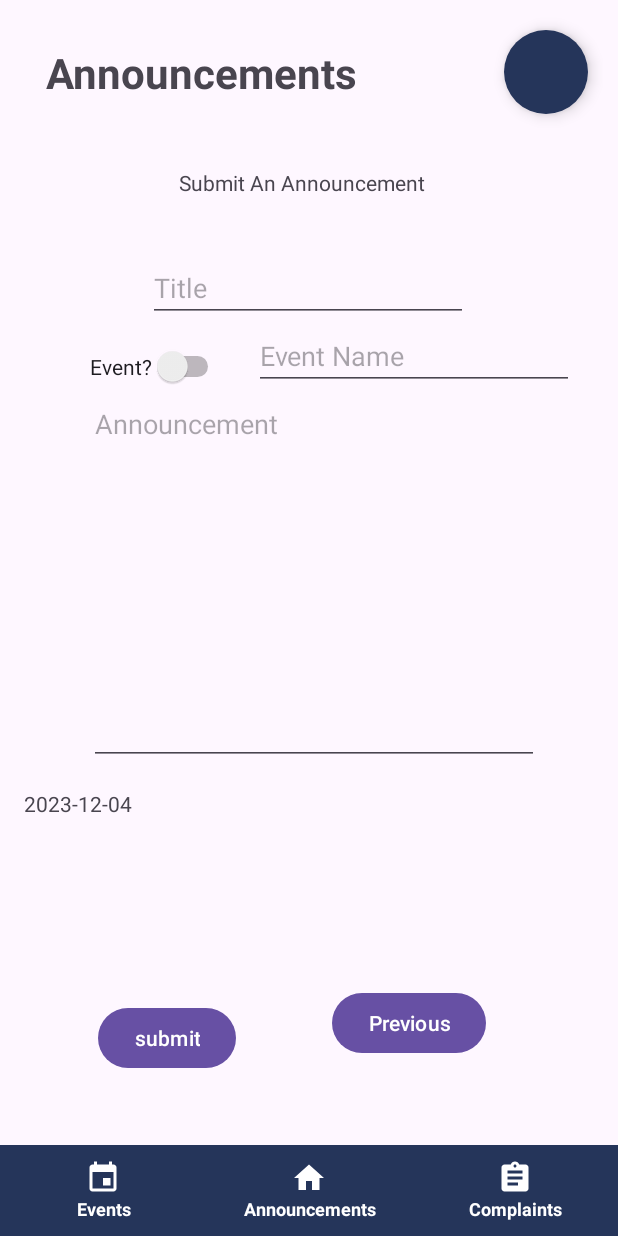
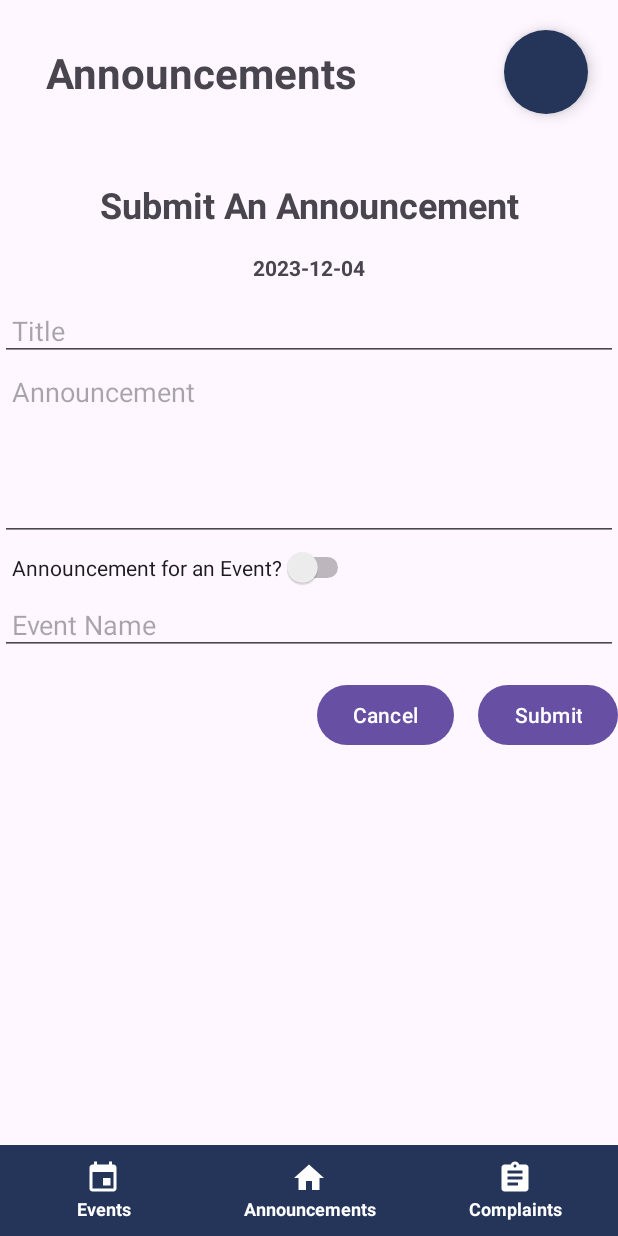
Before and after one commit to MustafaTimbawala/B07GR12, an Android app: the fragment CreateAnnouncementFragment placed in its activity, on a phone screen of 412 x 824 dp. Run offline under Robolectric (Android 15) with nearby library versions, the phone set to English and light mode, and no system bars; our stand-ins replace Firebase (no records; nobody signed in at launch, a user with empty details on screens opened directly); 1 statement that could not run was skipped.

Commit message:
Fixed create announcement page

```diff
--- a/app/src/main/res/layout/fragment_create_announcement.xml
+++ b/app/src/main/res/layout/fragment_create_announcement.xml
@@ -1,110 +1,95 @@
 <?xml version="1.0" encoding="utf-8"?>
-<androidx.core.widget.NestedScrollView xmlns:android="http://schemas.android.com/apk/res/android"
+<LinearLayout xmlns:android="http://schemas.android.com/apk/res/android"
     xmlns:app="http://schemas.android.com/apk/res-auto"
     xmlns:tools="http://schemas.android.com/tools"
     android:layout_width="match_parent"
     android:layout_height="match_parent"
+    android:orientation="vertical"
     tools:context=".CreateAnnouncementFragment">
 
-    <androidx.constraintlayout.widget.ConstraintLayout
+    <TextView
+        android:id="@+id/AnnounceHead"
         android:layout_width="match_parent"
-        android:layout_height="match_parent"
-        android:padding="16dp">
+        android:layout_height="wrap_content"
+        android:text="Submit An Announcement"
+        android:textAlignment="center"
+        android:textSize="24sp"
+        android:textStyle="bold"
+        android:paddingTop="24dp"
+        android:paddingBottom="16dp"/>
+
+    <TextView
+        android:id="@+id/AnnounceDate"
+        android:layout_width="match_parent"
+        android:layout_height="wrap_content"
+        android:text="TextView"
+        android:textAlignment="center"
+        android:textStyle="bold" />
+
+    <EditText
+        android:id="@+id/AnnounceTitle"
+        android:layout_width="match_parent"
+        android:layout_height="wrap_content"
+        android:layout_marginTop="12dp"
+        android:ems="10"
+        android:hint="Title"
+        android:inputType="text"
+        android:padding="8dp"/>
+
+    <EditText
+        android:id="@+id/Announcement"
+        style="@android:style/TextAppearance.Medium"
+        android:layout_width="match_parent"
+        android:layout_height="wrap_content"
+        android:hint="Announcement"
+        android:inputType="textMultiLine"
+        android:padding="8dp"
+        android:minHeight="120dp"
+        android:gravity="top|start"/>
+
+    <LinearLayout
+        android:layout_width="match_parent"
+        android:layout_height="wrap_content"
+        android:orientation="vertical"
+        android:gravity="center_vertical">
+
+        <Switch
+            android:id="@+id/eventSwitch"
+            android:layout_width="wrap_content"
+            android:layout_height="wrap_content"
+            android:text="Announcement for an Event?"
+            android:padding="8dp" />
+
+        <EditText
+            android:id="@+id/eventName"
+            android:layout_width="match_parent"
+            android:layout_height="wrap_content"
+            android:hint="Event Name"
+            android:inputType="text"
+            android:padding="8dp" />
+
+    </LinearLayout>
+
+    <LinearLayout
+        android:layout_width="match_parent"
+        android:layout_height="wrap_content"
+        android:orientation="horizontal"
+        android:layout_marginTop="16dp"
+        android:gravity="end">
+
+        <Button
+            android:id="@+id/Previous"
+            android:layout_width="wrap_content"
+            android:layout_height="wrap_content"
+            android:text="Cancel" />
 
         <Button
             android:id="@+id/button_second"
             android:layout_width="wrap_content"
             android:layout_height="wrap_content"
-            android:layout_marginTop="556dp"
-            android:text="submit"
-            app:layout_constraintEnd_toEndOf="parent"
-            app:layout_constraintHorizontal_bias="0.172"
-            app:layout_constraintStart_toStartOf="parent"
-            app:layout_constraintTop_toTopOf="parent" />
+            android:text="Submit"
+            android:layout_marginStart="16dp" />
 
-        <TextView
-            android:id="@+id/AnnounceHead"
-            android:layout_width="173dp"
-            android:layout_height="45dp"
-            android:text="Submit An Announcement"
-            app:layout_constraintEnd_toEndOf="parent"
-            app:layout_constraintStart_toStartOf="parent"
-            app:layout_constraintTop_toTopOf="parent" />
+    </LinearLayout>
 
-        <EditText
-            android:id="@+id/Announcement"
-            style="@android:style/TextAppearance.Medium"
-            android:layout_width="300dp"
-            android:layout_height="250dp"
-            android:gravity="top"
-            android:hint="Announcement"
-            android:inputType="textMultiLine"
-            android:maxLines="8"
-            app:layout_constraintBottom_toBottomOf="parent"
-            app:layout_constraintEnd_toEndOf="parent"
-            app:layout_constraintHorizontal_bias="0.54"
-            app:layout_constraintStart_toStartOf="parent"
-            app:layout_constraintTop_toBottomOf="@+id/AnnounceHead"
-            app:layout_constraintVertical_bias="0.036" />
-
-        <EditText
-            android:id="@+id/AnnounceTitle"
-            android:layout_width="wrap_content"
-            android:layout_height="wrap_content"
-            android:layout_marginTop="12dp"
-            android:ems="10"
-            android:hint="Title"
-            android:inputType="text"
-            app:layout_constraintEnd_toEndOf="parent"
-            app:layout_constraintHorizontal_bias="0.497"
-            app:layout_constraintStart_toStartOf="parent"
-            app:layout_constraintTop_toBottomOf="@+id/AnnounceHead" />
-
-        <TextView
-            android:id="@+id/AnnounceDate"
-            android:layout_width="wrap_content"
-            android:layout_height="wrap_content"
-            android:layout_marginTop="16dp"
-            android:text="TextView"
-            app:layout_constraintTop_toBottomOf="@+id/Announcement"
-            tools:layout_editor_absoluteX="74dp" />
-
-        <Button
-            android:id="@+id/Previous"
-            android:layout_width="wrap_content"
-            android:layout_height="wrap_content"
-            android:layout_marginTop="148dp"
-            android:layout_marginEnd="72dp"
-            android:text="Previous"
-            app:layout_constraintEnd_toEndOf="parent"
-            app:layout_constraintTop_toBottomOf="@+id/Announcement" />
-
-        <Switch
-            android:id="@+id/eventSwitch"
-            android:layout_width="wrap_content"
-            android:layout_height="wrap_content"
-            android:layout_marginTop="15dp"
-            android:text="Event?"
-            app:layout_constraintBottom_toTopOf="@+id/Announcement"
-            app:layout_constraintEnd_toEndOf="parent"
-            app:layout_constraintHorizontal_bias="0.151"
-            app:layout_constraintStart_toStartOf="parent"
-            app:layout_constraintTop_toBottomOf="@+id/AnnounceTitle"
-            app:layout_constraintVertical_bias="0.272" />
-
-        <EditText
-            android:id="@+id/eventName"
-            android:layout_width="wrap_content"
-            android:layout_height="wrap_content"
-            android:layout_marginStart="20dp"
-            android:ems="10"
-            android:inputType="none"
-            android:hint="Event Name"
-            app:layout_constraintBottom_toTopOf="@+id/Announcement"
-            app:layout_constraintStart_toEndOf="@+id/eventSwitch"
-            app:layout_constraintTop_toBottomOf="@+id/AnnounceTitle"
-            app:layout_constraintVertical_bias="1.0" />
-
-
-    </androidx.constraintlayout.widget.ConstraintLayout>
-</androidx.core.widget.NestedScrollView>
+</LinearLayout>
```
